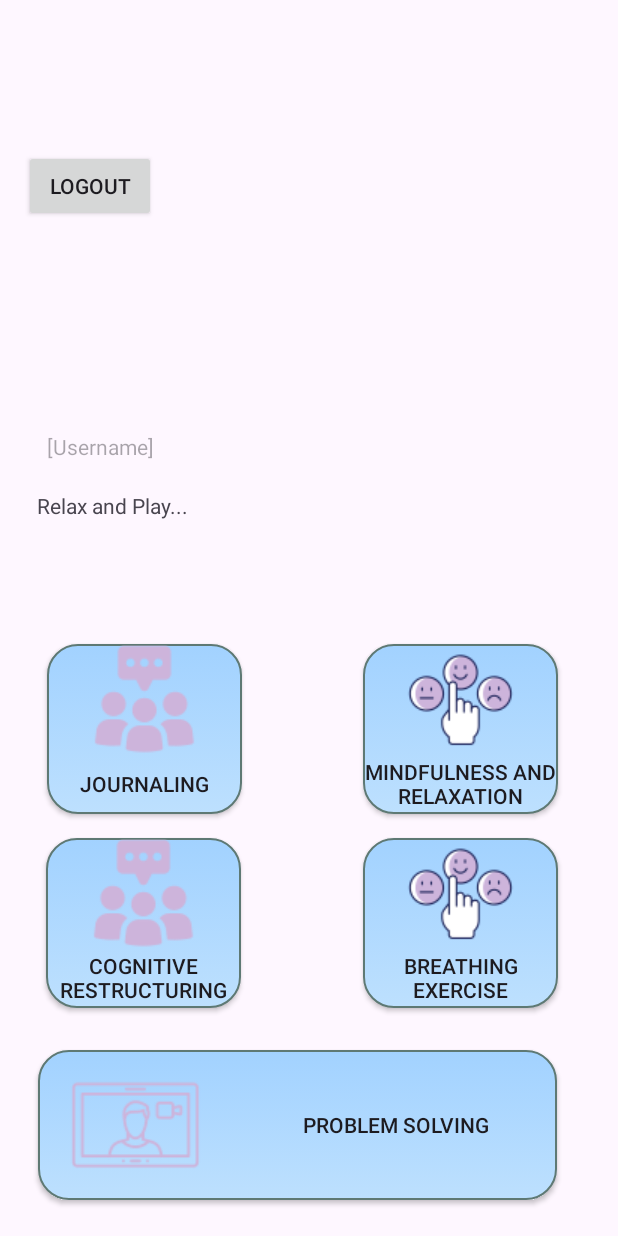
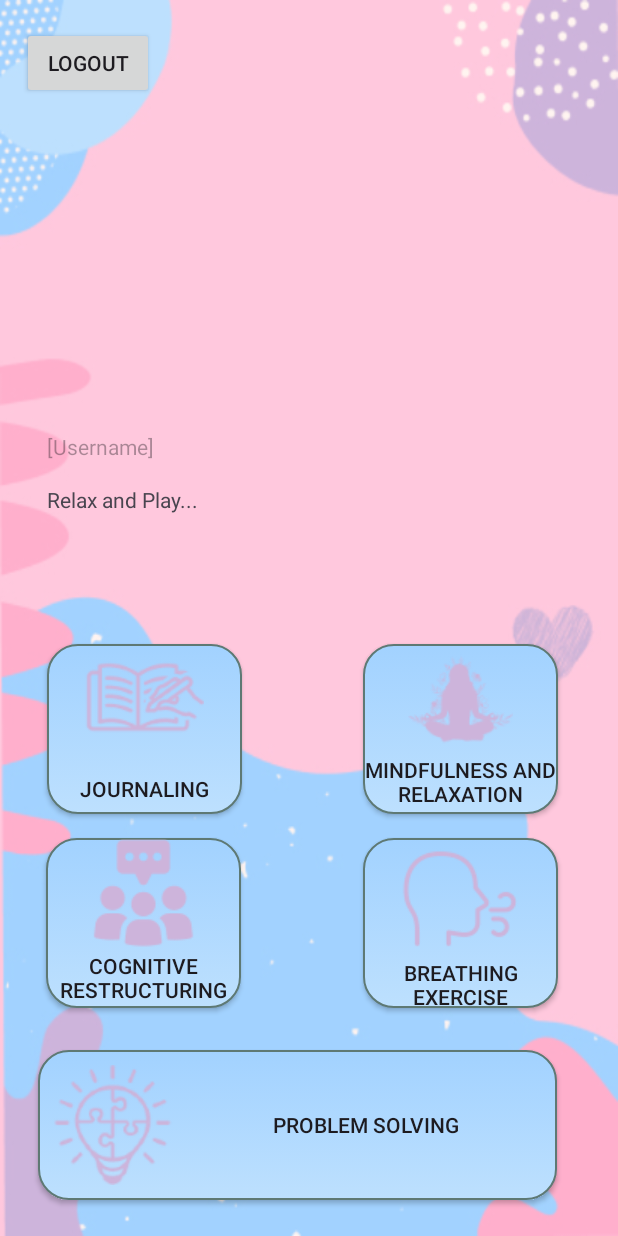
Before and after one commit to Ai-nihil/Mental-Hub, an Android app: the screen it shows after launch once a user with an empty profile is signed in (GameActivity), after a tap on "PLAY NOW", on a phone screen of 412 x 824 dp. Run offline under Robolectric (Android 15) with nearby library versions, the phone set to English and light mode, and no system bars; our stand-ins replace Firebase (no records; nobody signed in at launch, a user with empty details on screens opened directly).

Commit message:
Updated design for main and activity

```diff
--- a/app/src/main/java/com/example/mentalhub/Login.java
+++ b/app/src/main/java/com/example/mentalhub/Login.java
@@ -136,6 +136,7 @@ public class Login extends AppCompatActivity {
         startActivityForResult(intent, RC_SIGN_IN);
     }
 
+    // Google SSO
     @Override
     protected void onActivityResult(int requestCode, int resultCode, @Nullable Intent data) {
         super.onActivityResult(requestCode, resultCode, data);
@@ -150,6 +151,7 @@ public class Login extends AppCompatActivity {
         }
     }
 
+    // Authentication in firebase
     private void firebaseAuth(String idToken) {
         AuthCredential credential = GoogleAuthProvider.getCredential(idToken, null);
         mAuth.signInWithCredential(credential)
--- a/app/src/main/java/com/example/mentalhub/MainActivity.java
+++ b/app/src/main/java/com/example/mentalhub/MainActivity.java
@@ -46,8 +46,8 @@ public class MainActivity extends AppCompatActivity {
             finish();
         }
         else {
-            // TODO: Implement google OAuth to easily get the user's name
-            textView.setText(user.getEmail());
+            // Gets display name of the user
+            textView.setText(user.getDisplayName());
 
             // When user opens the MainActivity they will instantly subscribe to the notification
             FirebaseMessaging.getInstance().subscribeToTopic("MentalHubNotification")
--- a/app/src/main/res/layout/activity_game.xml
+++ b/app/src/main/res/layout/activity_game.xml
@@ -5,6 +5,7 @@
     android:layout_width="match_parent"
     android:layout_height="match_parent"
     android:orientation="vertical"
+    android:background="@drawable/background"
     tools:context=".GameActivity">
 
     <androidx.appcompat.widget.AppCompatButton
@@ -27,7 +28,7 @@
         android:layout_marginStart="28dp"
         android:layout_marginBottom="16dp"
         android:background="@drawable/mybutton"
-        android:drawableTop="@drawable/form"
+        android:drawableTop="@drawable/journal"
         android:text="@string/journaling"
         app:layout_constraintBottom_toTopOf="@+id/cognitiveRestructuring"
         app:layout_constraintEnd_toStartOf="@+id/mindfulnessRelaxation"
@@ -41,7 +42,7 @@
         android:layout_marginEnd="40dp"
         android:layout_marginBottom="28dp"
         android:background="@drawable/mybutton"
-        android:drawableTop="@drawable/moodtracker"
+        android:drawableTop="@drawable/breath"
         android:text="@string/breathing"
         app:layout_constraintBottom_toTopOf="@+id/problemSolving"
         app:layout_constraintEnd_toEndOf="parent"
@@ -54,7 +55,7 @@
         android:layout_height="113dp"
         android:layout_marginBottom="16dp"
         android:background="@drawable/mybutton"
-        android:drawableTop="@drawable/moodtracker"
+        android:drawableTop="@drawable/mindfulness"
         android:text="@string/mindfulness"
         app:layout_constraintBottom_toTopOf="@+id/breathingExercise"
         app:layout_constraintEnd_toEndOf="parent"
@@ -67,7 +68,8 @@
         android:layout_height="100dp"
         android:layout_marginBottom="24dp"
         android:background="@drawable/mybutton"
-        android:drawableLeft="@drawable/psychoeducation"
+        android:paddingLeft="10dp"
+        android:drawableLeft="@drawable/problemsolve"
         android:text="@string/problem_solving"
         app:layout_constraintBottom_toBottomOf="parent"
         app:layout_constraintEnd_toEndOf="parent"
@@ -78,10 +80,10 @@
         android:id="@+id/textView7"
         android:layout_width="wrap_content"
         android:layout_height="wrap_content"
-        android:layout_marginTop="20dp"
+        android:layout_marginTop="16dp"
         android:text="@string/relax"
         app:layout_constraintEnd_toEndOf="parent"
-        app:layout_constraintHorizontal_bias="0.08"
+        app:layout_constraintHorizontal_bias="0.1"
         app:layout_constraintStart_toStartOf="parent"
         app:layout_constraintTop_toBottomOf="@+id/user_details" />
 
@@ -101,11 +103,12 @@
         android:id="@+id/logout"
         android:layout_width="wrap_content"
         android:layout_height="wrap_content"
-        android:layout_marginBottom="676dp"
         android:text="Logout"
         app:layout_constraintBottom_toBottomOf="parent"
         app:layout_constraintEnd_toEndOf="parent"
-        app:layout_constraintHorizontal_bias="0.049"
-        app:layout_constraintStart_toStartOf="parent" />
+        app:layout_constraintHorizontal_bias="0.046"
+        app:layout_constraintStart_toStartOf="parent"
+        app:layout_constraintTop_toTopOf="parent"
+        app:layout_constraintVertical_bias="0.023" />
 
 </androidx.constraintlayout.widget.ConstraintLayout>
```
Also changed, not shown: app/src/main/java/com/example/mentalhub/GameActivity.java (+10 -0 lines), app/src/main/res/layout/activity_main.xml (+5 -3 lines), app/src/main/res/drawable/breath.png (added), app/src/main/res/drawable/journal.png (added), app/src/main/res/drawable/mindfulness.png (added), app/src/main/res/drawable/problemsolve.png (added).
